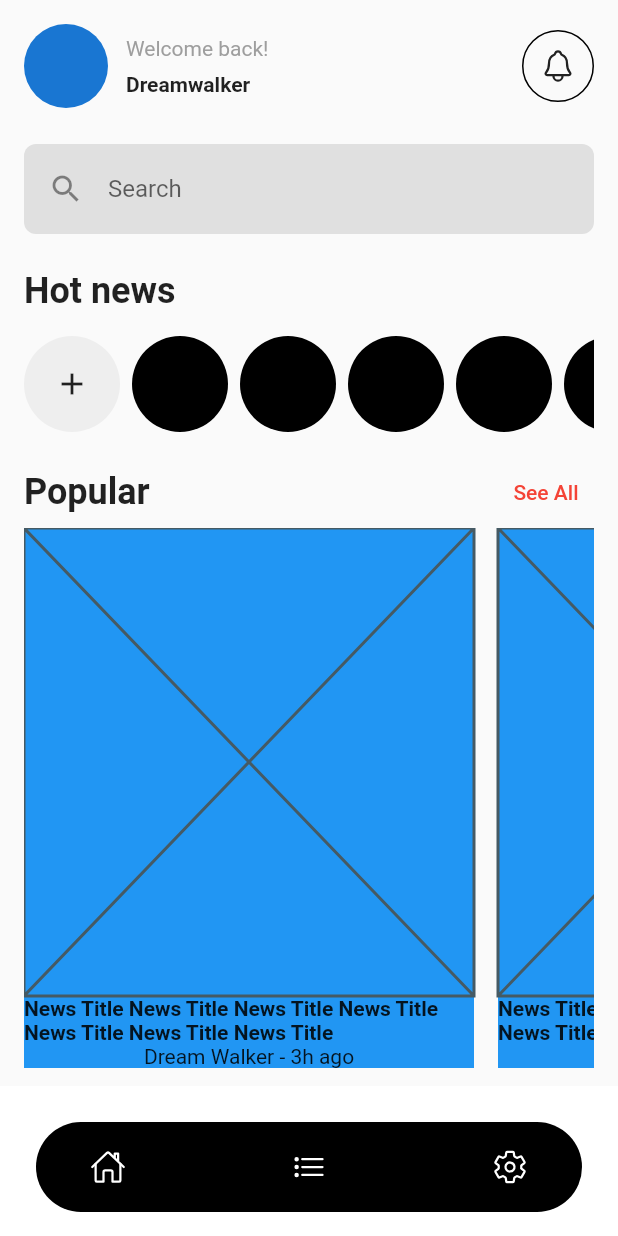
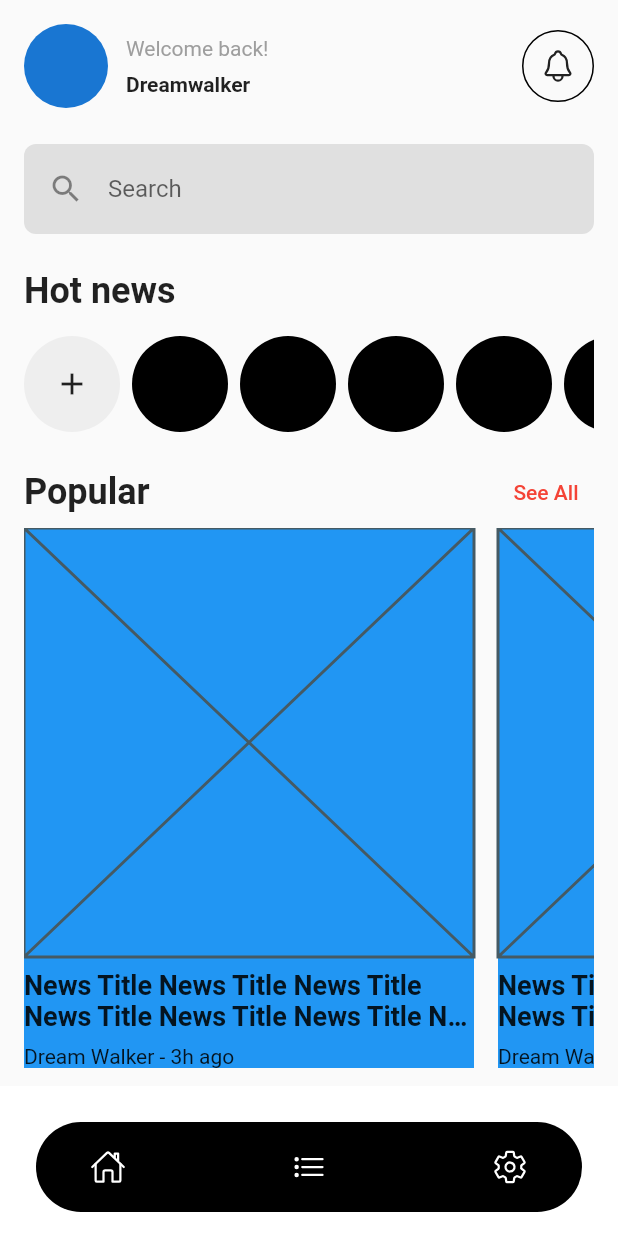
Before and after one commit to JAICHANGPARK/flutter_notebook_chapter_24, a Flutter app: the NewsAppMainPage screen opened directly, on a phone screen of 412 x 824 dp. Run offline on Flutter 3.47's test engine with Material 2 defaults, Android fonts, the phone set to English and light mode, and no system bars; our stand-ins replace flutter_riverpod, freezed_annotation, ionicons, percent_indicator; missing offline and left inert: crypto_font_icons; network calls fail.

Commit message:
Update news_app_main_apge.dart

```diff
--- a/lib/ep1377_news_app/view/news_app_main_apge.dart
+++ b/lib/ep1377_news_app/view/news_app_main_apge.dart
@@ -159,21 +159,29 @@ class _NewsAppMainPageState extends State<NewsAppMainPage> {
                               itemCount: 10,
                               itemBuilder: (context, index) {
                                 return Container(
-                                  margin: EdgeInsets.only(right: 16),
+                                  margin: const EdgeInsets.only(right: 16),
                                   width: 300,
                                   color: Colors.blue,
                                   child: Column(
+                                    crossAxisAlignment: CrossAxisAlignment.start,
                                     children: [
-                                      Expanded(child: Placeholder()),
-                                      Text(
+                                      const Expanded(child: Placeholder()),
+                                      const SizedBox(
+                                        height: 8,
+                                      ),
+                                      const Text(
                                         "News Title News Title News Title News Title News Title News Title News Title",
                                         maxLines: 2,
                                         overflow: TextOverflow.ellipsis,
                                         style: TextStyle(
                                           fontWeight: FontWeight.bold,
+                                          fontSize: 18,
                                         ),
                                       ),
-                                      Text("Dream Walker - 3h ago"),
+                                      const SizedBox(
+                                        height: 8,
+                                      ),
+                                      const Text("Dream Walker - 3h ago"),
                                     ],
                                   ),
                                 );
```
